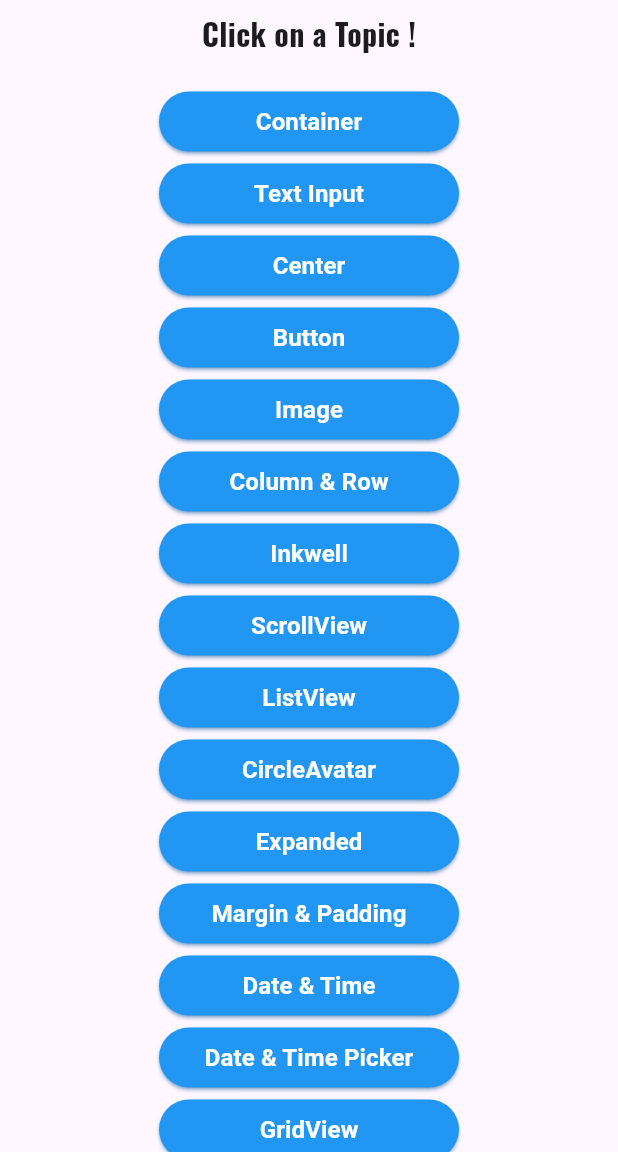
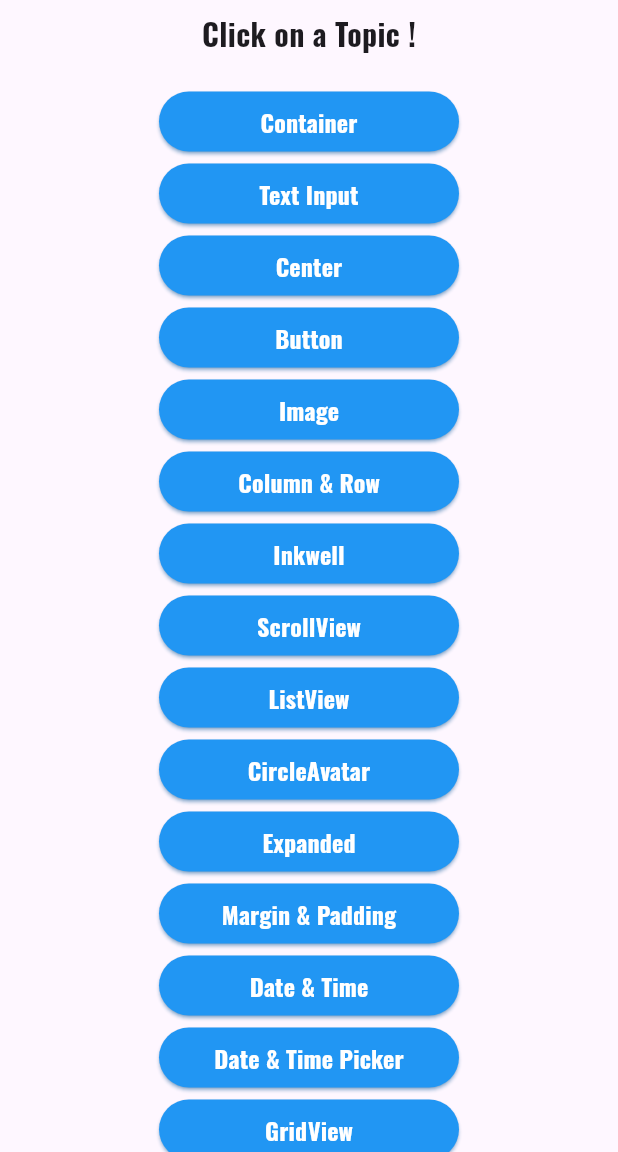
Before and after one commit to mh-rahat/development-learning-journey, a Flutter app: the screen it shows after launch, on a phone screen of 412 x 824 dp, the part 84-1236 px from its top. Run offline on Flutter 3.47's test engine with Material 3 defaults, Android fonts, the phone set to English and light mode, and no system bars.

Commit message:
update the file

```diff
--- a/dart/flutter_learning/flutter_basics/lib/main.dart
+++ b/dart/flutter_learning/flutter_basics/lib/main.dart
@@ -68,6 +68,7 @@ class HomeSreen extends StatelessWidget {
 
                 // Container Page Button
                 RoundedButton(
+
                   buttonName: 'Container',
                   textStyle: textStyle16(),
                   callBack: () {
--- a/dart/flutter_learning/flutter_basics/lib/ui_helper/util.dart
+++ b/dart/flutter_learning/flutter_basics/lib/ui_helper/util.dart
@@ -13,6 +13,7 @@ TextStyle textStyle16() {
     fontSize: 16,
     fontWeight: FontWeight.bold,
     color: Colors.white,
+    fontFamily: 'FontOswald',
   );
 }
 
--- a/dart/flutter_learning/flutter_basics/lib/widgets/rounded_button.dart
+++ b/dart/flutter_learning/flutter_basics/lib/widgets/rounded_button.dart
@@ -42,7 +42,7 @@ class RoundedButton extends StatelessWidget {
                   Text(buttonName, style: textStyle),
                 ],
               )
-            : Text(buttonName, style: textStyle),
+            : Text(buttonName, style: textStyle,),
       ),
     );
   }
```
